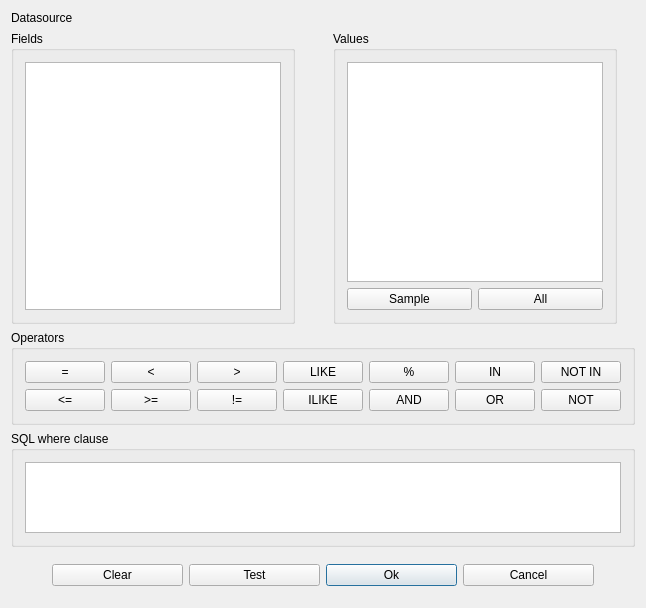
First picture: the form in qgis/src/ui/qgsquerybuilderbase.ui, repository sourcepole/qgis, before the edit.
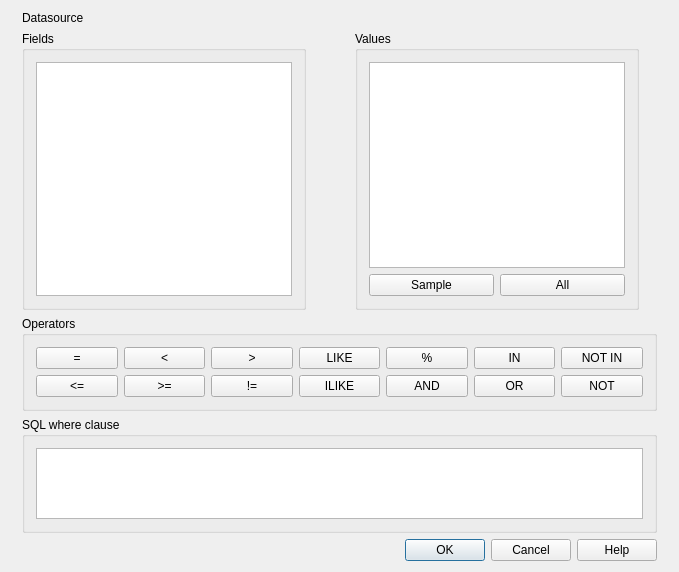
Second picture: the form after the edit. Icons and pictures are not drawn.

Commit message: another ui cleanups (mainly exchanged buttons with buttonbox)

What changed in the file:
```diff
--- a/qgis/src/ui/qgsquerybuilderbase.ui
+++ b/qgis/src/ui/qgsquerybuilderbase.ui
@@ -2,13 +2,13 @@
  <author>Gary Sherman</author>
  <comment>Query builder for vector layers</comment>
  <class>QgsQueryBuilderBase</class>
- <widget class="QDialog" name="QgsQueryBuilderBase" >
-  <property name="geometry" >
+ <widget class="QDialog" name="QgsQueryBuilderBase">
+  <property name="geometry">
    <rect>
     <x>0</x>
     <y>0</y>
-    <width>645</width>
-    <height>608</height>
+    <width>679</width>
+    <height>572</height>
    </rect>
   </property>
   <property name="sizePolicy" >
@@ -294,94 +294,16 @@
      </layout>
     </widget>
    </item>
-   <item row="4" column="0" colspan="2" >
-    <layout class="QHBoxLayout" >
-     <property name="leftMargin" >
-      <number>11</number>
+   <item row="4" column="0" colspan="2">
+    <widget class="QDialogButtonBox" name="buttonBox">
+     <property name="standardButtons">
+      <set>QDialogButtonBox::Cancel|QDialogButtonBox::Help|QDialogButtonBox::Ok</set>
      </property>
-     <property name="topMargin" >
-      <number>11</number>
-     </property>
-     <property name="rightMargin" >
-      <number>11</number>
-     </property>
-     <property name="bottomMargin" >
-      <number>11</number>
-     </property>
-     <item>
-      <spacer>
-       <property name="orientation" >
-        <enum>Qt::Horizontal</enum>
-       </property>
-       <property name="sizeType" >
-        <enum>QSizePolicy::Fixed</enum>
-       </property>
-       <property name="sizeHint" >
-        <size>
-         <width>30</width>
-         <height>21</height>
-        </size>
-       </property>
-      </spacer>
-     </item>
-     <item>
-      <widget class="QPushButton" name="btnClear" >
-       <property name="text" >
-        <string>Clear</string>
-       </property>
-       <property name="default" >
-        <bool>false</bool>
-       </property>
-      </widget>
-     </item>
-     <item>
-      <widget class="QPushButton" name="btnTest" >
-       <property name="text" >
-        <string>Test</string>
-       </property>
-       <property name="default" >
-        <bool>false</bool>
-       </property>
-      </widget>
-     </item>
-     <item>
-      <widget class="QPushButton" name="btnOk" >
-       <property name="text" >
-        <string>Ok</string>
-       </property>
-       <property name="default" >
-        <bool>true</bool>
-       </property>
-      </widget>
-     </item>
-     <item>
-      <widget class="QPushButton" name="Cancel" >
-       <property name="text" >
-        <string>Cancel</string>
-       </property>
-      </widget>
-     </item>
-     <item>
-      <spacer>
-       <property name="orientation" >
-        <enum>Qt::Horizontal</enum>
-       </property>
-       <property name="sizeType" >
-        <enum>QSizePolicy::Fixed</enum>
-       </property>
-       <property name="sizeHint" >
-        <size>
-         <width>30</width>
-         <height>21</height>
-        </size>
-       </property>
-      </spacer>
-     </item>
-    </layout>
+    </widget>
    </item>
   </layout>
  </widget>
- <layoutdefault spacing="6" margin="11" />
+ <layoutdefault spacing="6" margin="11"/>
  <tabstops>
   <tabstop>btnSampleValues</tabstop>
   <tabstop>btnGetAllValues</tabstop>
```
Left out of the diff: 297 changed lines with no effect on the pictures. The commit also changes 5 other files.
